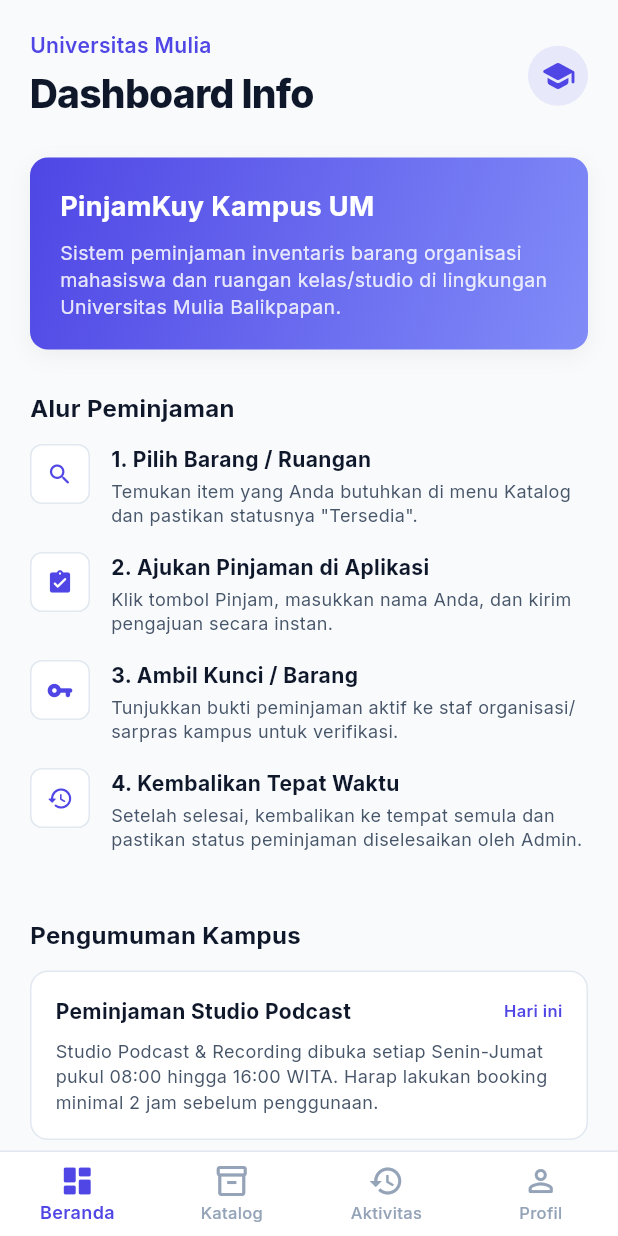
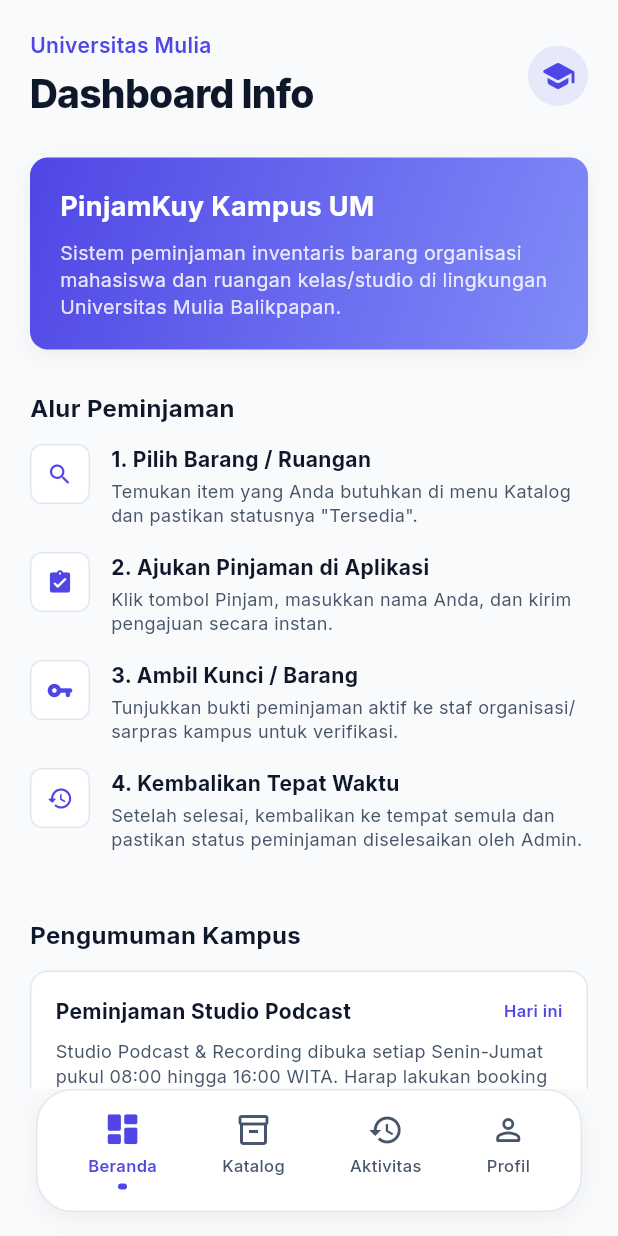
Before and after one commit to pinjamkuy/pinjamkuy, a Flutter app: the HomeView screen opened by its route, on a phone screen of 412 x 824 dp. Run offline on Flutter 3.47's test engine with Material 3 defaults, Android fonts, the phone set to English and light mode, and no system bars; our stand-ins replace get, google_fonts, shimmer, supabase_flutter; accounts and stored records are empty.

Commit message:
Redesign bottom navigation bar to be floating and animated

```diff
--- a/lib/views/home_view.dart
+++ b/lib/views/home_view.dart
@@ -25,51 +25,112 @@ class HomeView extends StatelessWidget {
     ];
 
     return Obx(() => Scaffold(
+      extendBody: true,
       body: IndexedStack(
         index: homeController.currentIndex.value,
         children: views,
       ),
-      bottomNavigationBar: Container(
+      bottomNavigationBar: SafeArea(
+        top: false,
+        child: Container(
+          margin: const EdgeInsets.fromLTRB(24, 0, 24, 16),
+          padding: const EdgeInsets.symmetric(vertical: 8, horizontal: 12),
           decoration: BoxDecoration(
             color: AppTheme.surface,
-          border: Border(
-            top: BorderSide(color: AppTheme.surfaceBorder, width: 1),
+            borderRadius: BorderRadius.circular(AppTheme.radiusXLarge),
+            border: Border.all(
+              color: AppTheme.surfaceBorder,
+              width: 1,
             ),
+            boxShadow: AppTheme.softShadow,
           ),
-        child: BottomNavigationBar(
-          currentIndex: homeController.currentIndex.value,
-          onTap: homeController.changeIndex,
-          backgroundColor: AppTheme.surface,
-          selectedItemColor: AppTheme.accent,
-          unselectedItemColor: AppTheme.textTertiary,
-          type: BottomNavigationBarType.fixed,
-          elevation: 0,
-          selectedLabelStyle: const TextStyle(fontWeight: FontWeight.w600, fontSize: 12),
-          unselectedLabelStyle: const TextStyle(fontWeight: FontWeight.w500, fontSize: 11),
-          items: const [
-            BottomNavigationBarItem(
-              icon: Icon(Icons.dashboard_outlined),
-              activeIcon: Icon(Icons.dashboard_rounded),
+          child: Row(
+            mainAxisAlignment: MainAxisAlignment.spaceAround,
+            children: [
+              _buildNavItem(
+                index: 0,
+                icon: Icons.dashboard_outlined,
+                activeIcon: Icons.dashboard_rounded,
                 label: 'Beranda',
+                homeController: homeController,
               ),
-            BottomNavigationBarItem(
-              icon: Icon(Icons.inventory_2_outlined),
-              activeIcon: Icon(Icons.inventory_2_rounded),
+              _buildNavItem(
+                index: 1,
+                icon: Icons.inventory_2_outlined,
+                activeIcon: Icons.inventory_2_rounded,
                 label: 'Katalog',
+                homeController: homeController,
               ),
-            BottomNavigationBarItem(
-              icon: Icon(Icons.history_outlined),
-              activeIcon: Icon(Icons.history_rounded),
+              _buildNavItem(
+                index: 2,
+                icon: Icons.history_outlined,
+                activeIcon: Icons.history_rounded,
                 label: 'Aktivitas',
+                homeController: homeController,
               ),
-            BottomNavigationBarItem(
-              icon: Icon(Icons.person_outline_rounded),
-              activeIcon: Icon(Icons.person_rounded),
+              _buildNavItem(
+                index: 3,
+                icon: Icons.person_outline_rounded,
+                activeIcon: Icons.person_rounded,
                 label: 'Profil',
+                homeController: homeController,
               ),
             ],
           ),
         ),
+      ),
     ));
   }
+
+  Widget _buildNavItem({
+    required int index,
+    required IconData icon,
+    required IconData activeIcon,
+    required String label,
+    required HomeController homeController,
+  }) {
+    final isSelected = homeController.currentIndex.value == index;
+    return GestureDetector(
+      onTap: () => homeController.changeIndex(index),
+      behavior: HitTestBehavior.opaque,
+      child: AnimatedContainer(
+        duration: const Duration(milliseconds: 200),
+        curve: Curves.easeInOut,
+        padding: const EdgeInsets.symmetric(vertical: 6, horizontal: 12),
+        child: Column(
+          mainAxisSize: MainAxisSize.min,
+          children: [
+            AnimatedScale(
+              scale: isSelected ? 1.1 : 1.0,
+              duration: const Duration(milliseconds: 200),
+              child: Icon(
+                isSelected ? activeIcon : icon,
+                color: isSelected ? AppTheme.accent : AppTheme.textSecondary,
+                size: 24,
+              ),
+            ),
+            const SizedBox(height: 4),
+            Text(
+              label,
+              style: TextStyle(
+                color: isSelected ? AppTheme.accent : AppTheme.textSecondary,
+                fontWeight: isSelected ? FontWeight.w600 : FontWeight.w500,
+                fontSize: 11,
+              ),
+            ),
+            const SizedBox(height: 4),
+            AnimatedContainer(
+              duration: const Duration(milliseconds: 200),
+              width: isSelected ? 6 : 0,
+              height: 4,
+              decoration: BoxDecoration(
+                color: AppTheme.accent,
+                borderRadius: BorderRadius.circular(2),
+              ),
+            ),
+          ],
+        ),
+      ),
+    );
   }
+}
```
Lines whose indentation alone changed are shown as unchanged.
